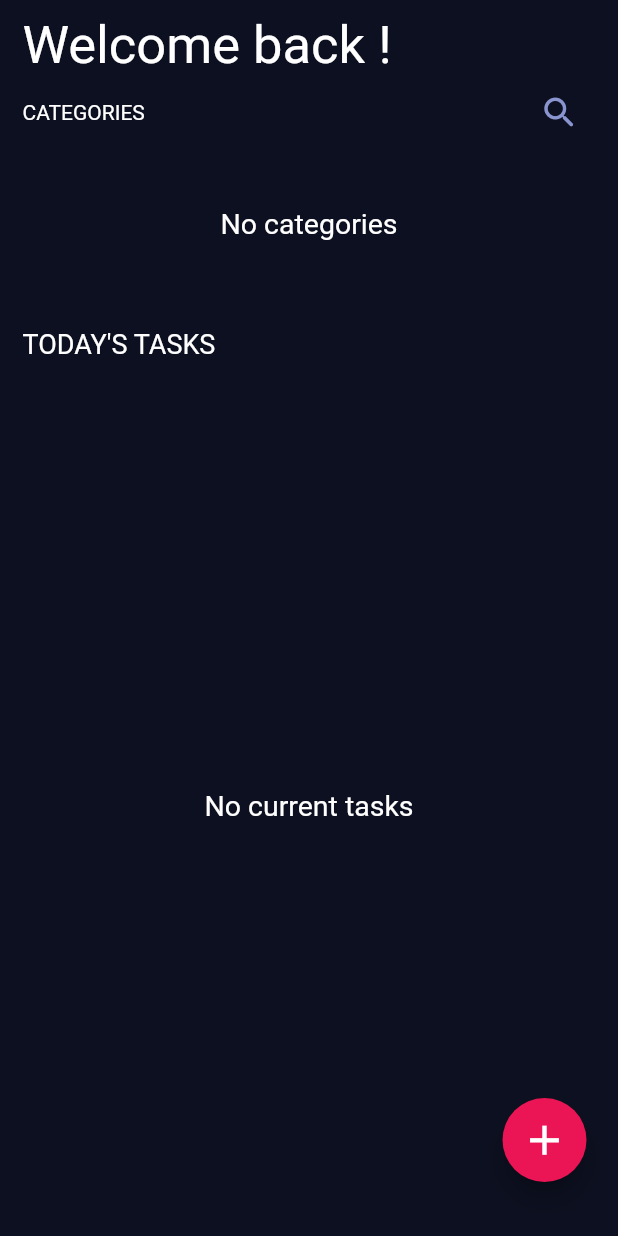
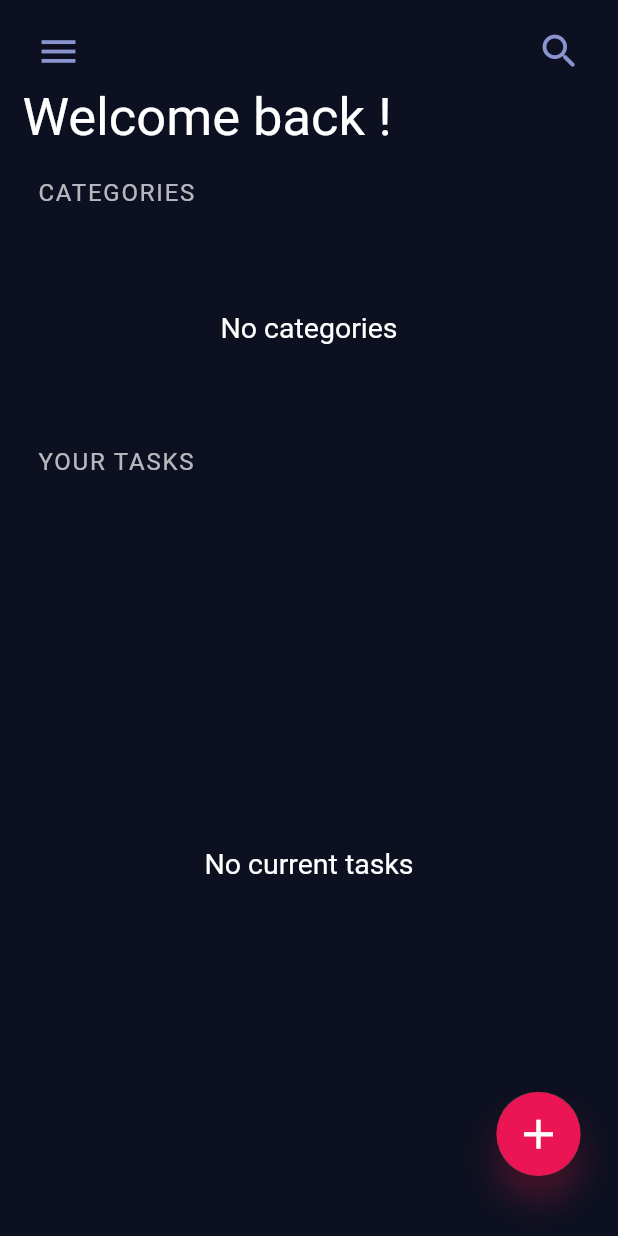
Before and after one commit to devBamidele/donev2, a Flutter app: the screen it shows after launch, on a phone screen of 412 x 824 dp. Run offline on Flutter 3.47's test engine with Material 2 defaults, Android fonts, the phone set to English and light mode, and no system bars; our stand-ins replace flutter_local_notifications, roundcheckbox, sqflite, timezone; accounts and stored records are empty.

Commit message:
Worked on the styling v3

```diff
--- a/lib/constants.dart
+++ b/lib/constants.dart
@@ -4,6 +4,7 @@ const kScaffoldColor = Color(0xFF0D1020);
 const kListTileColor = Color(0xFF1D1E33);
 const kSecondaryColor = Color(0xFFEB1555);
 const kTertiaryColor = Color(0xff8A95D0);
+double kIconSize = 30;
 
 const kRoundedBorder = RoundedRectangleBorder(
   borderRadius: BorderRadius.only(
@@ -11,3 +12,10 @@ const kRoundedBorder = RoundedRectangleBorder(
     topRight: Radius.circular(20.0),
   ),
 );
+
+/// The style for the 'CATEGORIES' and 'YOUR TASKS' on the home page
+const kText1 = TextStyle(
+  fontSize: 16,
+  color: Colors.white70,
+  letterSpacing: 1.2,
+);
--- a/lib/lists/category_list.dart
+++ b/lib/lists/category_list.dart
@@ -36,7 +36,7 @@ class CategoryList extends StatelessWidget {
                           final item = snapshot.data![index];
                           return Padding(
                             padding:
-                                const EdgeInsets.symmetric(horizontal: 8.0),
+                                const EdgeInsets.symmetric(horizontal: 3.0),
                             child: CategoryCard(
                               category: item['category'],
                               taskNo: item['COUNT(*)'],
--- a/lib/main.dart
+++ b/lib/main.dart
@@ -31,7 +31,7 @@ class MyApp extends StatelessWidget {
             shape: RoundedRectangleBorder(
               borderRadius: BorderRadius.circular(20.0),
             ),
-            horizontalTitleGap: 10,
+            horizontalTitleGap: 7,
             style: ListTileStyle.drawer,
             tileColor: kListTileColor,
           ),
--- a/lib/reusables/task_tile.dart
+++ b/lib/reusables/task_tile.dart
@@ -36,7 +36,7 @@ class TaskTile extends StatelessWidget {
     return Consumer<TodoBloc>(
       builder: (_, data, Widget? child) {
         return Padding(
-          padding: const EdgeInsets.symmetric(vertical: 6, horizontal: 5),
+          padding: const EdgeInsets.symmetric(vertical: 2.5, horizontal: 5),
           child: Dismissible(
             background: Container(
               color: kScaffoldColor,
@@ -76,9 +76,6 @@ class TaskTile extends StatelessWidget {
             direction: DismissDirection.horizontal,
             key: ObjectKey(id),
             child: Card(
-              shape: RoundedRectangleBorder(
-                borderRadius: BorderRadius.circular(20.0),
-              ),
               elevation: 8,
               child: ListTile(
                 onTap: () {
--- a/lib/screens/add_screen.dart
+++ b/lib/screens/add_screen.dart
@@ -81,7 +81,7 @@ class AddScreen extends StatelessWidget {
                   Padding(
                     padding: const EdgeInsets.all(5.0),
                     child: IconButton(
-                      iconSize: 30,
+                      iconSize: kIconSize,
                       color: Colors.black54,
                       onPressed: () {
                         Navigator.pop(context);
--- a/lib/screens/home_screen.dart
+++ b/lib/screens/home_screen.dart
@@ -1,7 +1,9 @@
 import 'package:donev2/constants.dart';
 import 'package:donev2/screens/add_screen.dart';
 import 'package:flutter/material.dart';
+import 'package:provider/provider.dart';
 
+import '../bloc/todo_bloc.dart';
 import '../lists/category_list.dart';
 import '../lists/task_list.dart';
 import '../search_sheet.dart';
@@ -11,9 +13,17 @@ class HomeScreen extends StatelessWidget {
 
   @override
   Widget build(BuildContext context) {
+    return Consumer<TodoBloc>(
+      builder: (BuildContext context, data, Widget? child) {
         return Scaffold(
           floatingActionButton: Padding(
             padding: const EdgeInsets.only(bottom: 20, right: 5),
+            child: Card(
+              shape: RoundedRectangleBorder(
+                borderRadius: BorderRadius.circular(27.0),
+              ),
+              elevation: 8,
+              shadowColor: const Color(0xffEE2F69),
               child: FloatingActionButton(
                 onPressed: () {
                   Navigator.push(
@@ -28,6 +38,7 @@ class HomeScreen extends StatelessWidget {
                 ),
               ),
             ),
+          ),
           body: SafeArea(
             child: Padding(
               padding: const EdgeInsets.symmetric(
@@ -37,18 +48,22 @@ class HomeScreen extends StatelessWidget {
               child: Column(
                 crossAxisAlignment: CrossAxisAlignment.start,
                 children: [
-              const Text(
-                'Welcome back !',
-                style: TextStyle(
-                  fontSize: 35,
-                ),
-              ),
                   Row(
                     mainAxisAlignment: MainAxisAlignment.spaceBetween,
                     children: [
-                  const Text('CATEGORIES'),
                       IconButton(
-                    iconSize: 27,
+                        iconSize: kIconSize,
+                        onPressed: () {
+                          data.getTodos();
+                          data.getCategories();
+                        },
+                        icon: const Icon(
+                          Icons.menu,
+                          color: kTertiaryColor,
+                        ),
+                      ),
+                      IconButton(
+                        iconSize: kIconSize,
                         onPressed: () {
                           showModalBottomSheet(
                             isScrollControlled: true,
@@ -57,7 +72,8 @@ class HomeScreen extends StatelessWidget {
                             builder: (context) => SingleChildScrollView(
                               child: Container(
                                 padding: EdgeInsets.only(
-                              bottom: MediaQuery.of(context).viewInsets.bottom,
+                                  bottom:
+                                      MediaQuery.of(context).viewInsets.bottom,
                                 ),
                                 child: const SearchSheet(),
                               ),
@@ -71,15 +87,31 @@ class HomeScreen extends StatelessWidget {
                       )
                     ],
                   ),
+                  const Text(
+                    'Welcome back !',
+                    style: TextStyle(
+                      fontSize: 35,
+                    ),
+                  ),
+                  spacing(),
+                  const Padding(
+                    padding: EdgeInsets.symmetric(horizontal: 10),
+                    child: Text(
+                      'CATEGORIES',
+                      style: kText1,
+                    ),
+                  ),
+                  spacing(),
                   const SizedBox(
-                height: 100,
+                    height: 120,
                     child: CategoryList(),
                   ),
                   spacing(),
-              const Text(
-                'TODAY\'S TASKS',
-                style: TextStyle(
-                  fontSize: 18,
+                  const Padding(
+                    padding: EdgeInsets.symmetric(horizontal: 10),
+                    child: Text(
+                      'YOUR TASKS',
+                      style: kText1,
                     ),
                   ),
                   spacing(),
@@ -91,6 +123,8 @@ class HomeScreen extends StatelessWidget {
             ),
           ),
         );
+      },
+    );
   }
 
   spacing({double height = 20}) {
```
Lines whose indentation alone changed are shown as unchanged.
